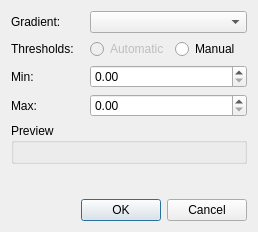
Qt form gui/ui/Visualization/ColorScaleEditor.ui (SciQLop/SciQLop) before a commit.
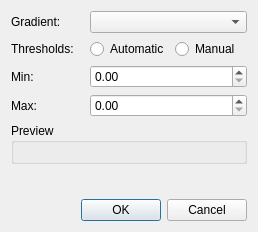
The same form after that commit. Custom widgets are drawn as their Qt base class.

Commit message: Call the calculation of the thresholds in the scale editor (with each click on the 'automatic' mode)

```diff
--- a/gui/ui/Visualization/ColorScaleEditor.ui
+++ b/gui/ui/Visualization/ColorScaleEditor.ui
@@ -71,9 +71,6 @@
      </item>
      <item row="1" column="1">
       <widget class="QRadioButton" name="thresholdAutoButton">
-       <property name="enabled">
-        <bool>false</bool>
-       </property>
        <property name="text">
         <string>Automatic</string>
        </property>
```
Left out of the diff: 7 changed lines with no effect on the pictures. The commit also changes 1 other file.
